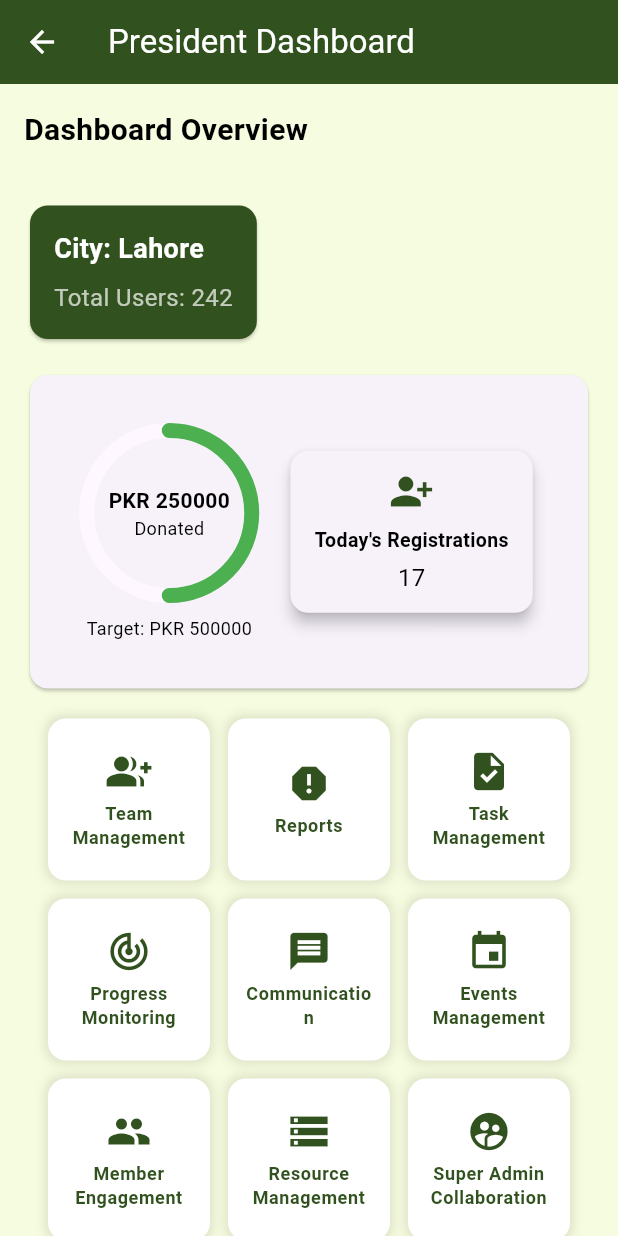
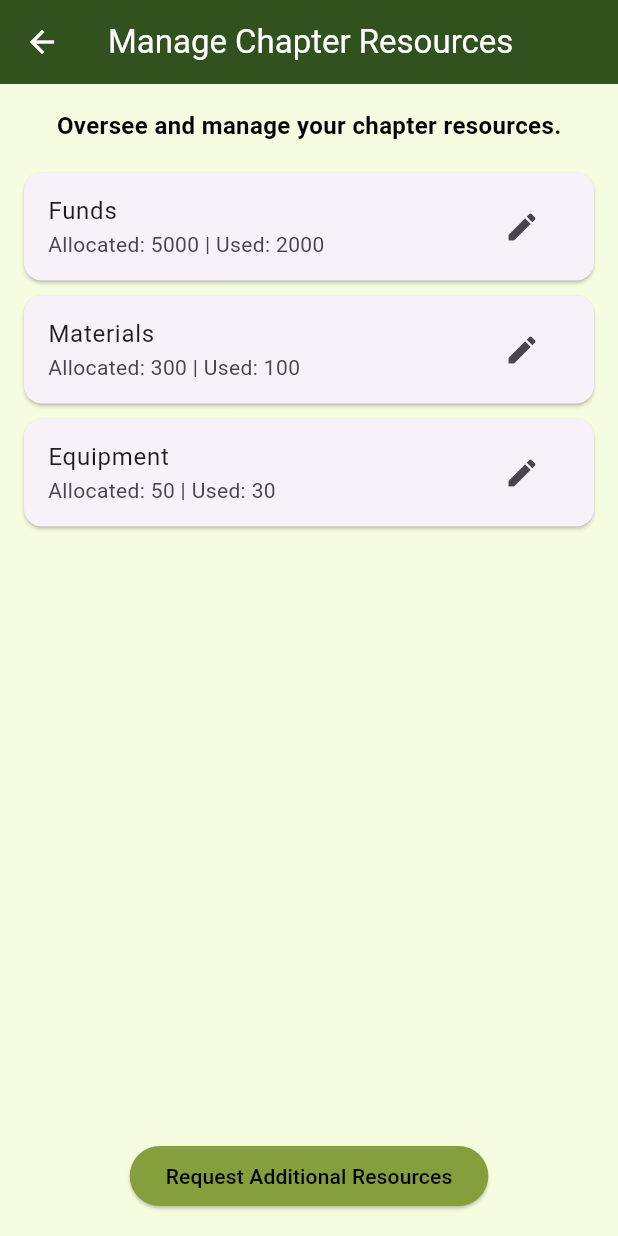
Before and after one commit to Muhammadsaqibsharif/kaar_e_kamal, a Flutter app: the PresidentDashboardScreen screen opened by its route, after a tap on "Resource Management", on a phone screen of 412 x 824 dp. Run offline on Flutter 3.47's test engine with Material 3 defaults, Android fonts, the phone set to English and light mode, and no system bars; drawn by our look-alikes of percent_indicator; our stand-ins replace carousel_slider, flutter_cache_manager, image_picker, permission_handler, share_plus, shared_preferences; accounts and stored records are empty.

Commit message:
President Manage Resources Screen

```diff
--- a/lib/routes/route_names.dart
+++ b/lib/routes/route_names.dart
@@ -45,6 +45,7 @@ class RouteNames {
   static const String PresidentCommunicationScreen = '/PresidentCommunicationScreen';
   static const String PresidentEventManagementScreen = '/PresidentEventManagementScreen';
   static const String EncourageVolunteersScreen = '/EncourageVolunteersScreen';
+  static const String ManageResourcesScreen = '/ManageResourcesScreen';
 
 
 }
--- a/lib/screens/president/president_dashboard_screen.dart
+++ b/lib/screens/president/president_dashboard_screen.dart
@@ -89,7 +89,8 @@ class PresidentDashboardScreen extends StatelessWidget {
                     _buildFeatureTile(context,
                         title: 'Resource Management',
                         icon: Icons.storage, onTap: () {
-                      // Navigator.pushNamed(context, RouteNames.ResourceManagementScreen);
+                      Navigator.pushNamed(
+                          context, RouteNames.ManageResourcesScreen);
                     }),
                     _buildFeatureTile(context,
                         title: 'Super Admin Collaboration',
--- /dev/null
+++ b/lib/screens/president/resource_management/manage_resources_screen.dart
@@ -0,0 +1,105 @@
+import 'package:flutter/material.dart';
+import 'package:kaar_e_kamal/screens/president/resource_management/resource_request_screen.dart';
+
+class ManageResourcesScreen extends StatefulWidget {
+  const ManageResourcesScreen({Key? key}) : super(key: key);
+
+  @override
+  _ManageResourcesScreenState createState() => _ManageResourcesScreenState();
+}
+
+class _ManageResourcesScreenState extends State<ManageResourcesScreen> {
+  // Dummy data for resources
+  final List<Map<String, dynamic>> resources = [
+    {'name': 'Funds', 'allocated': 5000, 'used': 2000},
+    {'name': 'Materials', 'allocated': 300, 'used': 100},
+    {'name': 'Equipment', 'allocated': 50, 'used': 30},
+  ];
+
+  @override
+  Widget build(BuildContext context) {
+    return Scaffold(
+      appBar: AppBar(
+        title: const Text('Manage Chapter Resources'),
+      ),
+      body: Padding(
+        padding: const EdgeInsets.all(16.0),
+        child: Column(
+          children: [
+            const Text(
+              'Oversee and manage your chapter resources.',
+              style: TextStyle(fontSize: 16, fontWeight: FontWeight.bold),
+            ),
+            const SizedBox(height: 20),
+            Expanded(
+              child: ListView.builder(
+                itemCount: resources.length,
+                itemBuilder: (context, index) {
+                  final resource = resources[index];
+                  return Card(
+                    margin: const EdgeInsets.only(bottom: 10),
+                    child: ListTile(
+                      title: Text(resource['name']),
+                      subtitle: Text(
+                          'Allocated: ${resource['allocated']} | Used: ${resource['used']}'),
+                      trailing: IconButton(
+                        icon: const Icon(Icons.edit),
+                        onPressed: () {
+                          // Logic to edit the resource allocation
+                          _editResourceDialog(context, resource);
+                        },
+                      ),
+                    ),
+                  );
+                },
+              ),
+            ),
+            ElevatedButton(
+              onPressed: () {
+                // Redirect to Resource Request screen
+                Navigator.push(
+                  context,
+                  MaterialPageRoute(builder: (_) => const ResourceRequestScreen()),
+                );
+              },
+              child: const Text('Request Additional Resources'),
+            ),
+          ],
+        ),
+      ),
+    );
+  }
+
+  void _editResourceDialog(BuildContext context, Map<String, dynamic> resource) {
+    final TextEditingController allocatedController = TextEditingController(
+      text: resource['allocated'].toString(),
+    );
+
+    showDialog(
+      context: context,
+      builder: (context) => AlertDialog(
+        title: const Text('Edit Resource Allocation'),
+        content: TextField(
+          controller: allocatedController,
+          keyboardType: TextInputType.number,
+          decoration: const InputDecoration(labelText: 'Allocate Funds/Resources'),
+        ),
+        actions: [
+          TextButton(
+            onPressed: () {
+              setState(() {
+                resource['allocated'] = int.parse(allocatedController.text);
+              });
+              Navigator.pop(context);
+            },
+            child: const Text('Save'),
+          ),
+          TextButton(
+            onPressed: () => Navigator.pop(context),
+            child: const Text('Cancel'),
+          ),
+        ],
+      ),
+    );
+  }
+}
```
Also changed, not shown: lib/routes/app_routes.dart (+14 -7 lines), lib/screens/president/resource_management/resource_request_screen.dart (added, +138 -0 lines).
